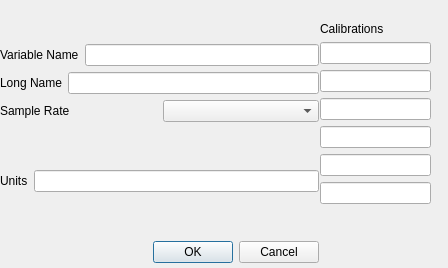
This is src/nidas/apps/config/VariableComboDialog.ui in NCAR/nidas as Qt 5 draws it before an edit. The edited form follows.
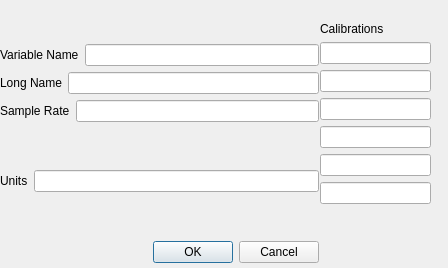
This is the edited form.

Commit message: For non-A2D variables, don't allow setting of sample rate - this should be part of the sensor catalog.

What changed in the file:
```diff
--- a/src/nidas/apps/config/VariableComboDialog.ui
+++ b/src/nidas/apps/config/VariableComboDialog.ui
@@ -143,7 +143,7 @@
        </widget>
       </item>
       <item>
-       <widget class="QComboBox" name="SRBox"/>
+       <widget class="QLineEdit" name="SRText"/>
       </item>
      </layout>
     </item>
```
Left out of the diff: 12 changed lines with no effect on the pictures. The commit also changes 1 other file.
